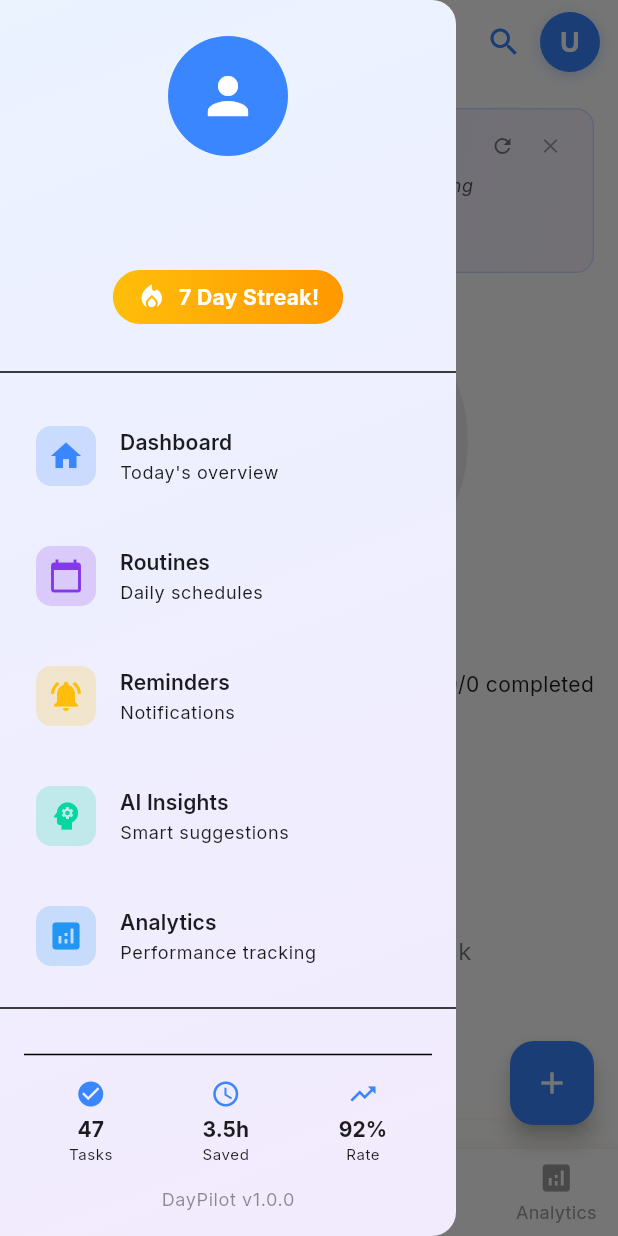
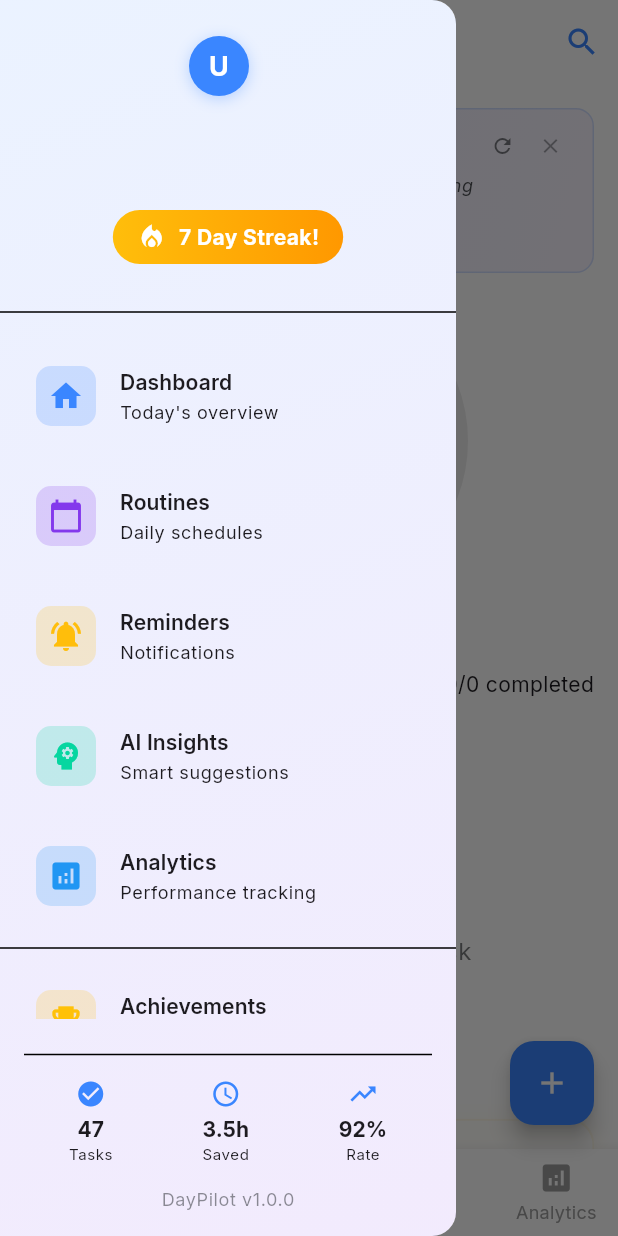
Before and after one commit to Aditya1156/DayPilot, a Flutter app: the DashboardScreen screen opened by its route, with the side drawer open, on a phone screen of 412 x 824 dp. Run offline on Flutter 3.47's test engine with Material 3 defaults, Android fonts, the phone set to English and light mode, and no system bars; our stand-ins replace cloud_firestore, confetti, firebase_auth, firebase_core, fl_chart, flutter_local_notifications and 6 more; accounts and stored records are empty.

Commit message:
updated header part

```diff
--- a/lib/screens/dashboard_screen.dart
+++ b/lib/screens/dashboard_screen.dart
@@ -8,7 +8,6 @@ import 'package:daypilot/widgets/circular_timeline.dart';
 import 'package:daypilot/widgets/task_card.dart';
 import 'package:daypilot/widgets/ai_suggestion_card.dart';
 import 'package:daypilot/widgets/app_drawer.dart';
-import 'package:daypilot/widgets/user_profile_menu.dart';
 import 'package:daypilot/widgets/motivational_quote_card.dart';
 import 'package:daypilot/widgets/task_search_delegate.dart';
 import 'package:daypilot/services/haptic_service.dart';
@@ -119,7 +118,7 @@ class _DashboardScreenState extends ConsumerState<DashboardScreen> with TickerPr
                     );
                   },
                 ),
-                const UserProfileMenu(),
+                // Profile moved into the left sidebar drawer for cleaner header
               ],
             ),
 
--- a/lib/widgets/app_drawer.dart
+++ b/lib/widgets/app_drawer.dart
@@ -2,6 +2,7 @@ import 'package:flutter/material.dart';
 import 'package:flutter_riverpod/flutter_riverpod.dart';
 import 'package:daypilot/utils/theme.dart';
 import 'package:daypilot/providers/user_profile_provider.dart';
+import 'package:daypilot/widgets/user_profile_menu.dart';
 
 class AppDrawer extends ConsumerWidget {
   const AppDrawer({super.key});
@@ -31,19 +32,17 @@ class AppDrawer extends ConsumerWidget {
                 padding: const EdgeInsets.all(24.0),
                 child: Column(
                   children: [
-                    CircleAvatar(
-                      radius: 40,
-                      backgroundColor: AppTheme.primaryBlue,
-                      child: const Icon(
-                        Icons.person,
-                        size: 40,
-                        color: Colors.white,
-                      ),
-                    ),
-                    const SizedBox(height: 12),
+                    // Use the same UserProfileMenu control inside the drawer header so profile actions
+                    // are bound to the left sidebar instead of the top-right header.
                     userProfileAsync.when(
                       data: (profile) => Column(
                         children: [
+                          // Small padding around the profile menu so it looks like an avatar in header
+                          Align(
+                            alignment: Alignment.center,
+                            child: UserProfileMenu(),
+                          ),
+                          const SizedBox(height: 12),
                           Text(
                             profile?.username ?? 'User',
                             style: theme.textTheme.titleLarge?.copyWith(
@@ -60,33 +59,50 @@ class AppDrawer extends ConsumerWidget {
                       ),
                       loading: () => Column(
                         children: [
+                          // Show a loading avatar
+                          Align(
+                            alignment: Alignment.center,
+                            child: Container(
+                              margin: const EdgeInsets.only(bottom: 8),
+                              child: CircleAvatar(
+                                radius: 40,
+                                backgroundColor: Colors.grey[300],
+                                child: const SizedBox(
+                                  width: 24,
+                                  height: 24,
+                                  child: CircularProgressIndicator(strokeWidth: 2.5),
+                                ),
+                              ),
+                            ),
+                          ),
+                          const SizedBox(height: 4),
                           Text(
                             'Loading...',
                             style: theme.textTheme.titleLarge?.copyWith(
                               fontWeight: FontWeight.bold,
                             ),
                           ),
-                          const SizedBox(height: 4),
-                          Text(
-                            '',
-                            style: theme.textTheme.bodyMedium?.copyWith(
-                              color: theme.colorScheme.onSurface.withOpacity(0.7),
-                            ),
-                          ),
                         ],
                       ),
                       error: (_, __) => Column(
                         children: [
+                          Align(
+                            alignment: Alignment.center,
+                            child: CircleAvatar(
+                              radius: 40,
+                              backgroundColor: AppTheme.primaryBlue,
+                              child: const Icon(
+                                Icons.person,
+                                size: 40,
+                                color: Colors.white,
+                              ),
+                            ),
+                          ),
+                          const SizedBox(height: 12),
                           Text(
                             'User',
                             style: theme.textTheme.titleLarge?.copyWith(
                               fontWeight: FontWeight.bold,
-                            ),
-                          ),
-                          Text(
-                            '',
-                            style: theme.textTheme.bodyMedium?.copyWith(
-                              color: theme.colorScheme.onSurface.withOpacity(0.7),
                             ),
                           ),
                         ],
```
